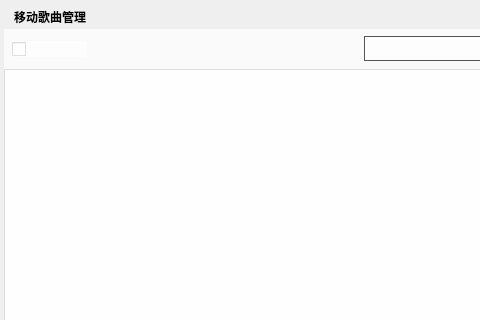
Qt form TTKModule/TTKWidget/musicUiKits/musicToolsetsKits/musicmobilesongsmanagerwidget.ui (Greedysky/TTKMusicPlayer) before a commit; both pictures show x 0 to 480 and y 0 to 320 of the 718 by 523 pixel window.
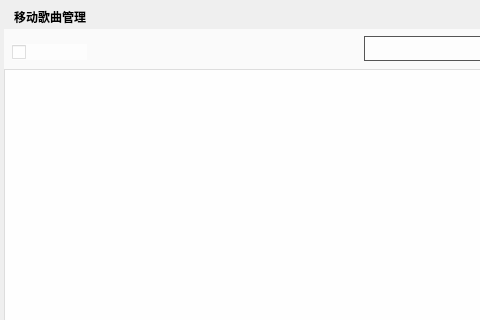
The same form after that commit. Icons and pictures are not drawn. Custom widgets are drawn as their Qt base class.

The edit to the form file:
```diff
--- a/TTKModule/TTKWidget/musicUiKits/musicToolsetsKits/musicmobilesongsmanagerwidget.ui
+++ b/TTKModule/TTKWidget/musicUiKits/musicToolsetsKits/musicmobilesongsmanagerwidget.ui
@@ -77,7 +77,7 @@
     <property name="geometry">
      <rect>
       <x>8</x>
-      <y>12</y>
+      <y>15</y>
       <width>75</width>
       <height>16</height>
      </rect>
```
